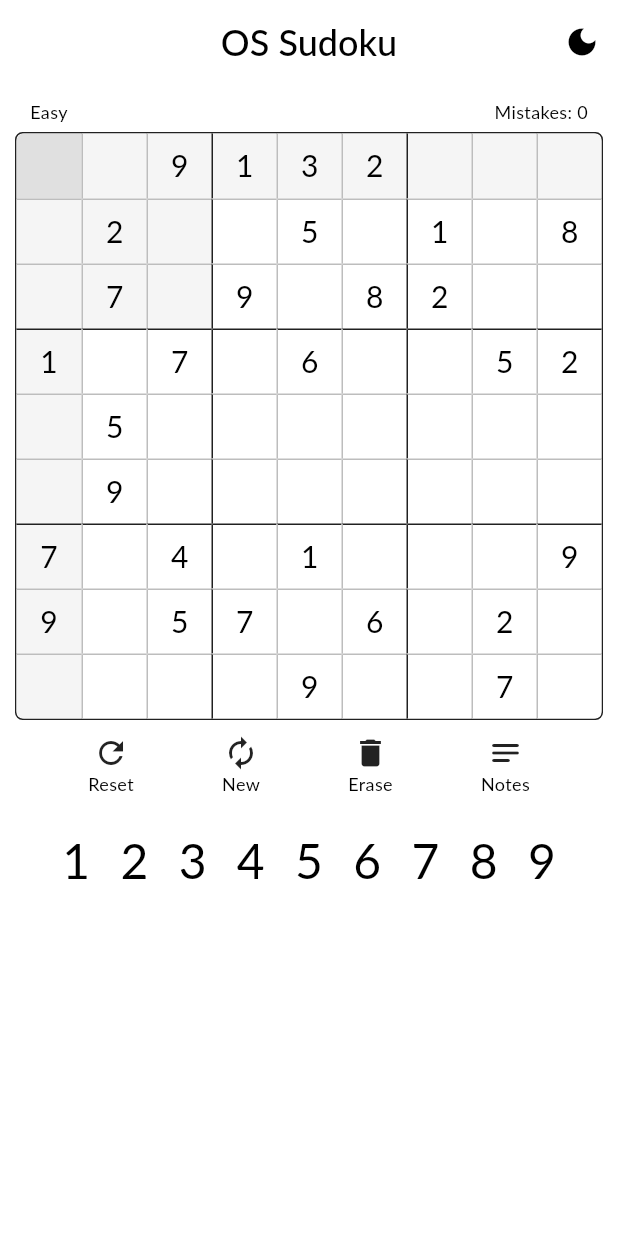
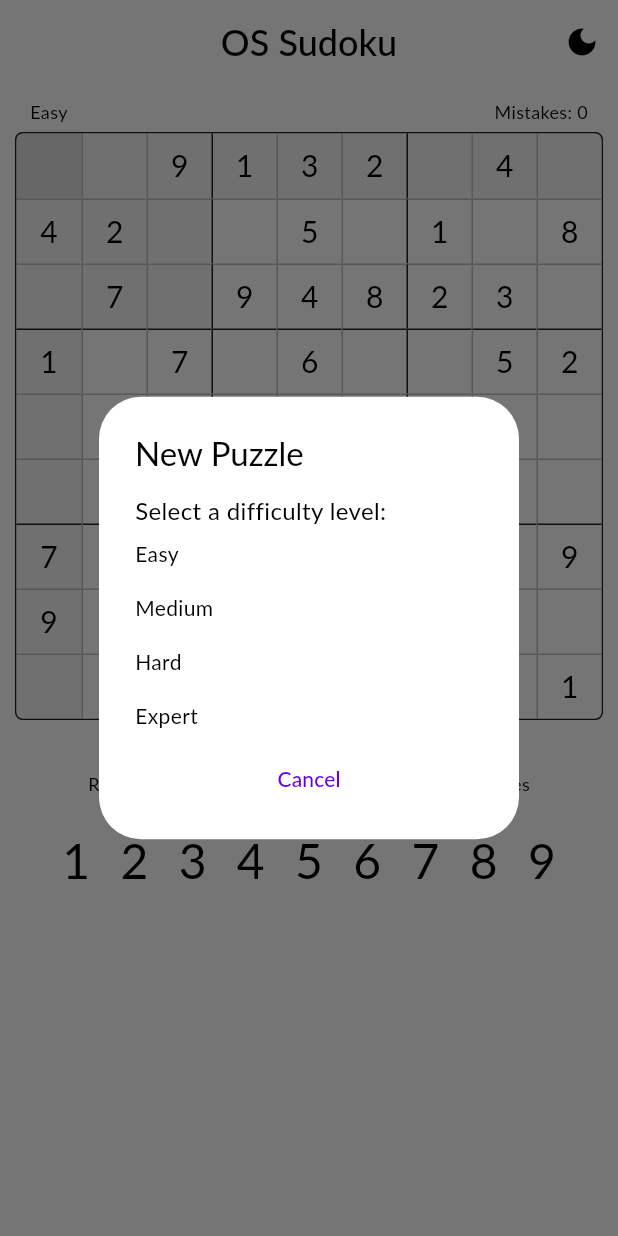
Before and after one commit to mdg1019/open_source_sudoku, a Flutter app: the screen it shows after launch, after a tap on "New", on a phone screen of 412 x 824 dp. Run offline on Flutter 3.47's test engine with Material 3 defaults, Android fonts, the phone set to English and light mode, and no system bars; our stand-ins replace flutter_riverpod, riverpod_annotation, shared_preferences; generated files the repository leaves out were written again; Roboto replaces fonts that are missing (Lato).

Commit message:
Added a confirmation dialog for the Reset action and a dialog for the New action that allows you to select a level for the new game or cancel the action.

```diff
--- a/lib/models/settings.dart
+++ b/lib/models/settings.dart
@@ -8,12 +8,10 @@ enum SudokuThemeType { light, dark }
 
 class Settings {
   final SudokuThemeType themeType;
-  final String difficultyLevel;
 
   static const String themeTypeName = 'themeType';
-  static const String difficultyLevelName = 'difficultyLevel';
 
-  Settings({required this.themeType, required this.difficultyLevel});
+  Settings({required this.themeType});
 }
 
 @riverpod
@@ -23,19 +21,14 @@ class SettingsNotifier extends _$SettingsNotifier {
   @override
   FutureOr<Settings> build() async {
     sharedPreferences = await SharedPreferences.getInstance();
-    final themeType =
-        SudokuThemeType.values[sharedPreferences!.getInt(Settings.themeTypeName) ??
+    final themeType = SudokuThemeType.values[
+        sharedPreferences!.getInt(Settings.themeTypeName) ??
             (() {
               sharedPreferences!
                   .setInt(Settings.themeTypeName, SudokuThemeType.light.index);
               return SudokuThemeType.light.index;
             })()];
-    final difficultyLevel = sharedPreferences!.getString(Settings.difficultyLevelName) ??
-        (() {
-          sharedPreferences!.setString(Settings.difficultyLevelName, DifficultyLevel.easy);
-          return DifficultyLevel.easy;
-        })();
-    return Settings(themeType: themeType, difficultyLevel: difficultyLevel);
+    return Settings(themeType: themeType);
   }
 
   void toggleTheme() {
@@ -43,7 +36,10 @@ class SettingsNotifier extends _$SettingsNotifier {
         ? SudokuThemeType.dark
         : SudokuThemeType.light;
     sharedPreferences!.setInt('themeType', themeType.index);
-    state = AsyncValue.data(Settings(
-        themeType: themeType, difficultyLevel: state.value!.difficultyLevel));
+    state = AsyncValue.data(
+      Settings(
+        themeType: themeType,
+      ),
+    );
   }
 }
--- a/lib/models/sudoku.dart
+++ b/lib/models/sudoku.dart
@@ -19,11 +19,12 @@ class PuzzleCell {
 
 class Sudoku {
   final GeneratedPuzzle? puzzle;
+  final String difficultyLevel;
   PuzzleGrid? puzzleGrid;
   Location? cursor = Location(0, 0);
   int mistakes = 0;
 
-  Sudoku({this.puzzle}) {
+  Sudoku({required this.puzzle, required this.difficultyLevel}) {
     if (puzzle != null) {
       generatePuzzleGrid();
     } else {
@@ -31,7 +32,7 @@ class Sudoku {
     }
   }
 
-  void generatePuzzleGrid () {
+  void generatePuzzleGrid() {
     puzzleGrid = [];
 
     for (int r = 0; r < 9; r++) {
@@ -39,9 +40,7 @@ class Sudoku {
 
       for (int c = 0; c < 9; c++) {
         PuzzleCell puzzleCell = PuzzleCell(
-            current: puzzle!.starting[r][c],
-            solution: puzzle!.solution[r][c]
-        );
+            current: puzzle!.starting[r][c], solution: puzzle!.solution[r][c]);
 
         row.add(puzzleCell);
       }
@@ -57,15 +56,26 @@ class Sudoku {
 class SudokuNotifier extends _$SudokuNotifier {
   @override
   FutureOr<Sudoku> build() async {
-    Settings settings = ref.read(settingsNotifierProvider.notifier).state.value!;
-
-    return Sudoku(puzzle: await Generator.generatePuzzle(Shared.getGivens(settings.difficultyLevel)));
+    return Sudoku(
+      puzzle: await Generator.generatePuzzle(
+        Shared.getGivens(DifficultyLevel.easy),
+      ),
+      difficultyLevel: DifficultyLevel.easy,
+    );
   }
 
-  void newPuzzle() async {
-    GeneratedPuzzle newPuzzle = await Generator.generatePuzzle(30);
+  void newPuzzle(String level) async {
+    GeneratedPuzzle newPuzzle =
+        await Generator.generatePuzzle(Shared.getGivens(level));
 
-    state = AsyncValue.data(Sudoku(puzzle: newPuzzle));
+    state = AsyncValue.data(Sudoku(puzzle: newPuzzle, difficultyLevel: level));
+  }
+
+  void resetPuzzle() {
+    state = AsyncValue.data(Sudoku(
+      puzzle: state.value!.puzzle,
+      difficultyLevel: state.value!.difficultyLevel,
+    ));
   }
 
   void setCursorLocation(int row, int col) {
@@ -77,7 +87,8 @@ class SudokuNotifier extends _$SudokuNotifier {
 
   void numberPressed(int number) {
     Sudoku newState = state.value!;
-    PuzzleCell cell = newState.puzzleGrid![newState.cursor!.row][newState.cursor!.col];
+    PuzzleCell cell =
+        newState.puzzleGrid![newState.cursor!.row][newState.cursor!.col];
 
     if (cell.current == cell.solution) return;
 
--- a/lib/screens/sudoku_screen.dart
+++ b/lib/screens/sudoku_screen.dart
@@ -39,7 +39,7 @@ class SudokuScreen extends ConsumerWidget {
                   child: Row(
                     mainAxisAlignment: MainAxisAlignment.spaceBetween,
                     children: [
-                      Text(settings.difficultyLevel,
+                      Text(sudoku.difficultyLevel,
                           style: Shared.getTheme(settings.themeType)
                               .difficultyTextStyle),
                       Text('Mistakes: ${sudoku.mistakes}',
--- a/lib/widgets/sudoku_icon_bar.dart
+++ b/lib/widgets/sudoku_icon_bar.dart
@@ -1,8 +1,11 @@
 import 'package:flutter/material.dart';
 import 'package:flutter_riverpod/flutter_riverpod.dart';
+import 'package:sudoku/constants/difficulty_levels.dart';
 import 'package:sudoku/widgets/sudoku_icon_button.dart';
 
+import '../models/settings.dart';
 import '../models/sudoku.dart';
+import '../utils/shared.dart';
 
 class SudokuIconBar extends ConsumerWidget {
   const SudokuIconBar({
@@ -18,14 +21,96 @@ class SudokuIconBar extends ConsumerWidget {
           'Reset',
           icon: Icons.refresh,
           onPressed: () {
-            //ref.read(sudokuNotifierProvider.notifier).newPuzzle();
+            showDialog(
+              context: context,
+              builder: (BuildContext context) {
+                return AlertDialog(
+                  backgroundColor: Shared.getTheme(
+                          ref.watch(settingsNotifierProvider).value!.themeType)
+                      .backgroundColor,
+                  surfaceTintColor: Colors.transparent,
+                  title: const Text('Reset Puzzle'),
+                  content:
+                      const Text('Are you sure you want to reset the puzzle?'),
+                  actions: [
+                    TextButton(
+                      onPressed: () {
+                        Navigator.of(context).pop();
+                      },
+                      child: const Text('Cancel'),
+                    ),
+                    TextButton(
+                      onPressed: () {
+                        ref.read(sudokuNotifierProvider.notifier).resetPuzzle();
+                        Navigator.of(context).pop();
+                      },
+                      child: const Text('Reset'),
+                    ),
+                  ],
+                );
+              },
+            );
           },
         ),
         SudokuIconButton(
           'New',
           icon: Icons.autorenew,
           onPressed: () {
-            ref.read(sudokuNotifierProvider.notifier).newPuzzle();
+            showDialog(
+              context: context,
+              builder: (BuildContext context) {
+                return SimpleDialog(
+                  backgroundColor: Shared.getTheme(
+                          ref.watch(settingsNotifierProvider).value!.themeType)
+                      .backgroundColor,
+                  surfaceTintColor: Colors.transparent,
+                  title: const Text('New Puzzle'),
+                  children: [
+                    const Padding(
+                      padding: const EdgeInsets.only(left: 24.0),
+                      child: Text(
+                        'Select a difficulty level:',
+                        style: TextStyle(fontSize: 16.0),
+                      ),
+                    ),
+                    SimpleDialogOption(
+                      onPressed: () {
+                        ref.read(sudokuNotifierProvider.notifier).newPuzzle(DifficultyLevel.easy);
+                        Navigator.of(context).pop();
+                      },
+                      child: const Text('Easy'),
+                    ),
+                    SimpleDialogOption(
+                      onPressed: () {
+                        ref.read(sudokuNotifierProvider.notifier).newPuzzle(DifficultyLevel.medium);
+                        Navigator.of(context).pop();
+                      },
+                      child: const Text('Medium'),
+                    ),
+                    SimpleDialogOption(
+                      onPressed: () {
+                        ref.read(sudokuNotifierProvider.notifier).newPuzzle(DifficultyLevel.hard);
+                        Navigator.of(context).pop();
+                      },
+                      child: const Text('Hard'),
+                    ),
+                    SimpleDialogOption(
+                      onPressed: () {
+                        ref.read(sudokuNotifierProvider.notifier).newPuzzle(DifficultyLevel.expert);
+                        Navigator.of(context).pop();
+                      },
+                      child: const Text('Expert'),
+                    ),
+                    TextButton(
+                      onPressed: () {
+                        Navigator.of(context).pop();
+                      },
+                      child: Text('Cancel'),
+                    ),
+                  ],
+                );
+              },
+            );
           },
         ),
         SudokuIconButton(
```
Also changed, not shown: lib/models/settings.g.dart, lib/models/sudoku.g.dart.
